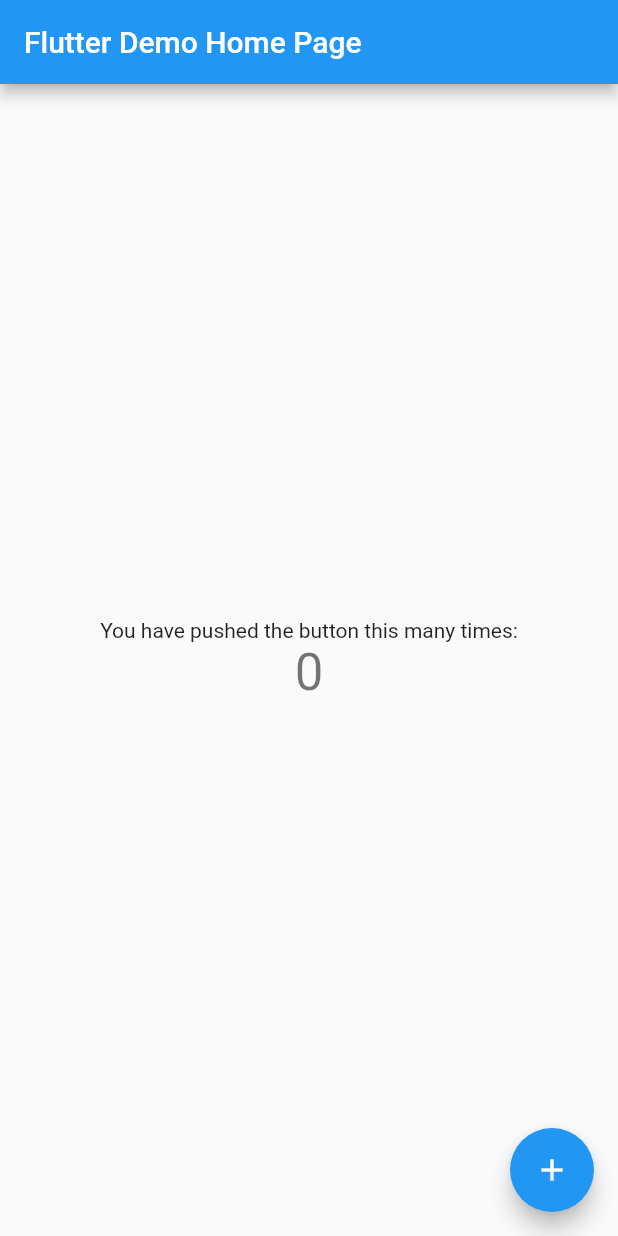
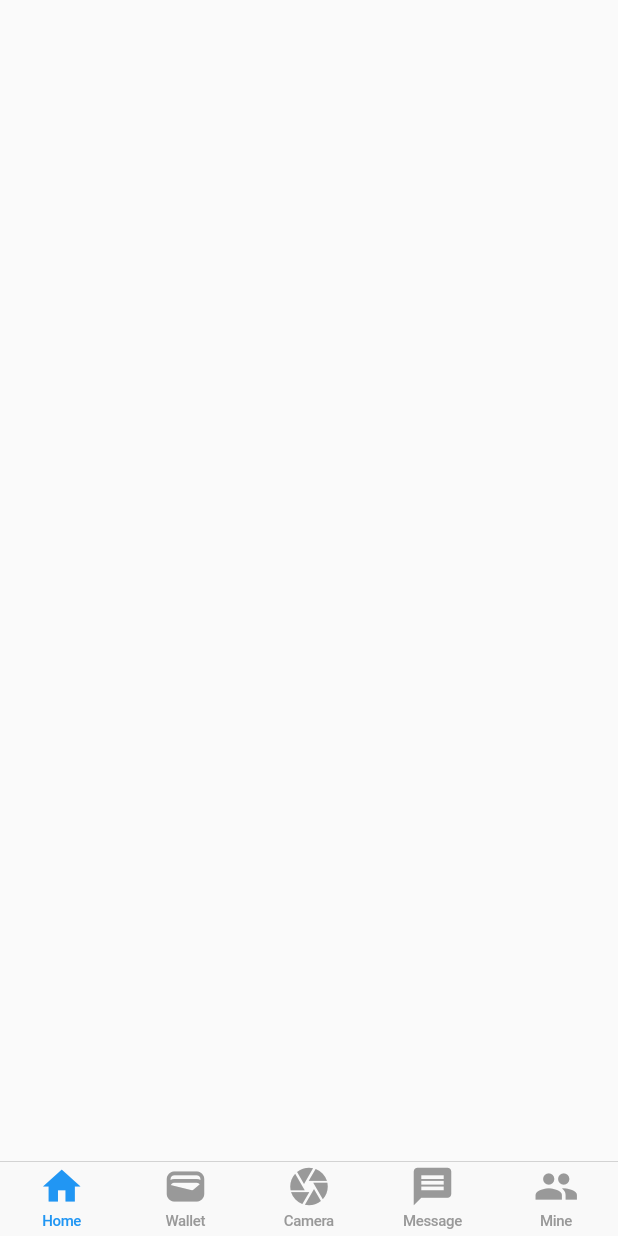
Before and after one commit to YMS1230/bok_app_flutter, a Flutter app: the screen it shows after launch, on a phone screen of 412 x 824 dp. Run offline on Flutter 3.47's test engine with Material 2 defaults, Android fonts, the phone set to English and light mode, and no system bars; our stand-ins replace buttons_tabbar.

Commit message:
创建tabbar

```diff
--- a/lib/main.dart
+++ b/lib/main.dart
@@ -1,115 +1,15 @@
+import 'package:bok_app_flutter/widgets/tabbar.dart';
 import 'package:flutter/material.dart';
 
-void main() {
-  runApp(const MyApp());
-}
+void main() => runApp(const MyApp());
 
 class MyApp extends StatelessWidget {
   const MyApp({super.key});
 
-  // This widget is the root of your application.
   @override
   Widget build(BuildContext context) {
-    return MaterialApp(
-      title: 'Flutter Demo',
-      theme: ThemeData(
-        // This is the theme of your application.
-        //
-        // Try running your application with "flutter run". You'll see the
-        // application has a blue toolbar. Then, without quitting the app, try
-        // changing the primarySwatch below to Colors.green and then invoke
-        // "hot reload" (press "r" in the console where you ran "flutter run",
-        // or simply save your changes to "hot reload" in a Flutter IDE).
-        // Notice that the counter didn't reset back to zero; the application
-        // is not restarted.
-        primarySwatch: Colors.blue,
-      ),
-      home: const MyHomePage(title: 'Flutter Demo Home Page'),
+    return const MaterialApp(
+      home: Tabbar(),
     );
   }
 }
-
-class MyHomePage extends StatefulWidget {
-  const MyHomePage({super.key, required this.title});
-
-  // This widget is the home page of your application. It is stateful, meaning
-  // that it has a State object (defined below) that contains fields that affect
-  // how it looks.
-
-  // This class is the configuration for the state. It holds the values (in this
-  // case the title) provided by the parent (in this case the App widget) and
-  // used by the build method of the State. Fields in a Widget subclass are
-  // always marked "final".
-
-  final String title;
-
-  @override
-  State<MyHomePage> createState() => _MyHomePageState();
-}
-
-class _MyHomePageState extends State<MyHomePage> {
-  int _counter = 0;
-
-  void _incrementCounter() {
-    setState(() {
-      // This call to setState tells the Flutter framework that something has
-      // changed in this State, which causes it to rerun the build method below
-      // so that the display can reflect the updated values. If we changed
-      // _counter without calling setState(), then the build method would not be
-      // called again, and so nothing would appear to happen.
-      _counter++;
-    });
-  }
-
-  @override
-  Widget build(BuildContext context) {
-    // This method is rerun every time setState is called, for instance as done
-    // by the _incrementCounter method above.
-    //
-    // The Flutter framework has been optimized to make rerunning build methods
-    // fast, so that you can just rebuild anything that needs updating rather
-    // than having to individually change instances of widgets.
-    return Scaffold(
-      appBar: AppBar(
-        // Here we take the value from the MyHomePage object that was created by
-        // the App.build method, and use it to set our appbar title.
-        title: Text(widget.title),
-      ),
-      body: Center(
-        // Center is a layout widget. It takes a single child and positions it
-        // in the middle of the parent.
-        child: Column(
-          // Column is also a layout widget. It takes a list of children and
-          // arranges them vertically. By default, it sizes itself to fit its
-          // children horizontally, and tries to be as tall as its parent.
-          //
-          // Invoke "debug painting" (press "p" in the console, choose the
-          // "Toggle Debug Paint" action from the Flutter Inspector in Android
-          // Studio, or the "Toggle Debug Paint" command in Visual Studio Code)
-          // to see the wireframe for each widget.
-          //
-          // Column has various properties to control how it sizes itself and
-          // how it positions its children. Here we use mainAxisAlignment to
-          // center the children vertically; the main axis here is the vertical
-          // axis because Columns are vertical (the cross axis would be
-          // horizontal).
-          mainAxisAlignment: MainAxisAlignment.center,
-          children: <Widget>[
-            const Text(
-              'You have pushed the button this many times:',
-            ),
-            Text(
-              '$_counter',
-              style: Theme.of(context).textTheme.headline4,
-            ),
-          ],
-        ),
-      ),
-      floatingActionButton: FloatingActionButton(
-        onPressed: _incrementCounter,
-        tooltip: 'Increment',
-        child: const Icon(Icons.add),
-      ), // This trailing comma makes auto-formatting nicer for build methods.
-    );
-  }
-}
--- /dev/null
+++ b/lib/routers/home.dart
@@ -0,0 +1,15 @@
+import 'package:flutter/cupertino.dart';
+
+class HomeRouter extends StatefulWidget {
+  const HomeRouter({Key? key}) : super(key: key);
+
+  @override
+  State<HomeRouter> createState() => _HomeRouterState();
+}
+
+class _HomeRouterState extends State<HomeRouter> {
+  @override
+  Widget build(BuildContext context) {
+    return Container();
+  }
+}
--- /dev/null
+++ b/lib/widgets/tabbar.dart
@@ -0,0 +1,49 @@
+import 'package:bok_app_flutter/routers/camera.dart';
+import 'package:bok_app_flutter/routers/home.dart';
+import 'package:bok_app_flutter/routers/message.dart';
+import 'package:bok_app_flutter/routers/mine.dart';
+import 'package:bok_app_flutter/routers/wallet.dart';
+import 'package:flutter/cupertino.dart';
+import 'package:flutter/material.dart';
+
+class Tabbar extends StatefulWidget {
+  const Tabbar({Key? key}) : super(key: key);
+
+  @override
+  State<Tabbar> createState() => _TabbarState();
+}
+
+class _TabbarState extends State<Tabbar> {
+  int _currentIndex = 0;
+  final List _children = [
+    const HomeRouter(),
+    const MessageRouter(),
+    const CameraRouter(),
+    const MineRouter(),
+    const WalletRouter()
+  ];
+  late final void Function() onTabTapped;
+
+  @override
+  Widget build(BuildContext context) {
+    return Scaffold(
+      body: _children[_currentIndex],
+      bottomNavigationBar: CupertinoTabBar(
+        currentIndex: _currentIndex,
+        onTap: (int index) {
+          setState(() {
+            _currentIndex = index;
+          });
+        },
+        items: const [
+          BottomNavigationBarItem(label: "Home", icon: Icon(Icons.home)),
+          BottomNavigationBarItem(label: "Wallet", icon: Icon(Icons.wallet)),
+          BottomNavigationBarItem(label: "Camera", icon: Icon(Icons.camera)),
+          BottomNavigationBarItem(label: "Message", icon: Icon(Icons.message)),
+          BottomNavigationBarItem(label: "Mine", icon: Icon(Icons.people)),
+
+        ],
+      ),
+    );
+  }
+}
--- a/pubspec.yaml
+++ b/pubspec.yaml
@@ -38,6 +38,7 @@ dependencies:
   cupertino_icons: ^1.0.5
   json_model: ^1.0.0
   json_serializable: ^5.0.0
+  buttons_tabbar: ^1.3.6
 
 dev_dependencies:
   flutter_test:
```
Also changed, not shown: lib/routers/camera.dart (added, +15 -0 lines), lib/routers/message.dart (added, +72 -0 lines), lib/routers/mine.dart (added, +15 -0 lines), lib/routers/wallet.dart (added, +15 -0 lines), pubspec.lock.
